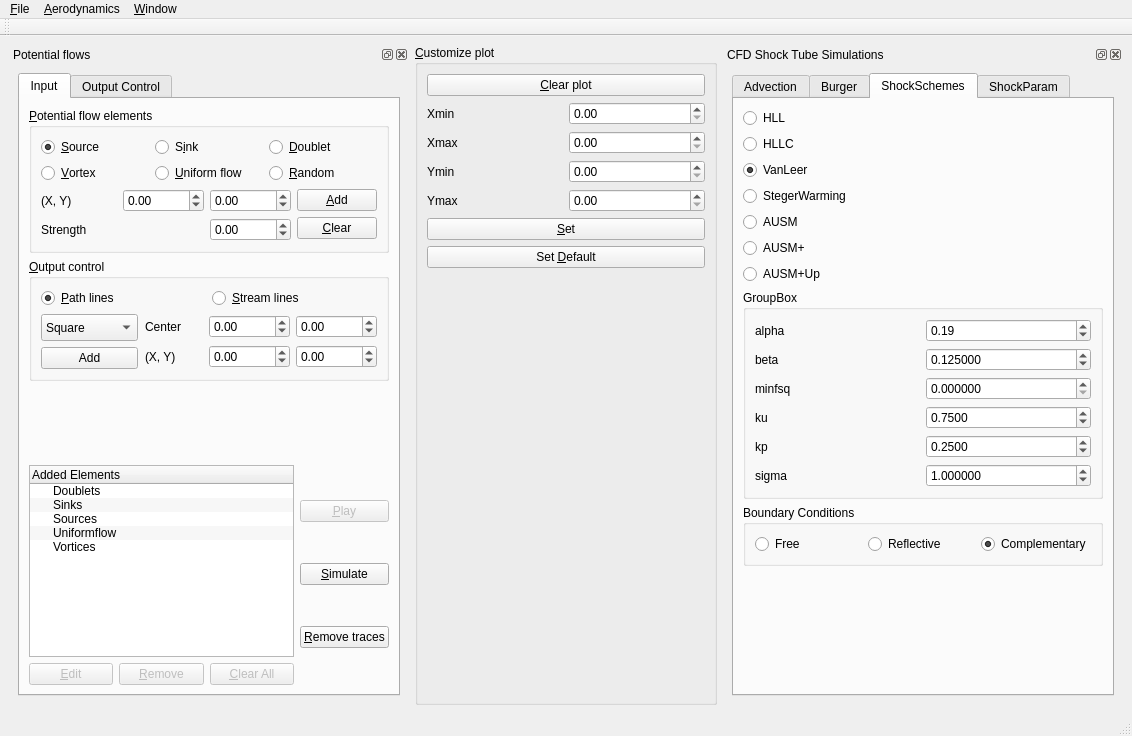
Before: the Qt Designer form ui/mainwindow.ui in devakumar/EduAerospace, drawn with Qt 5.
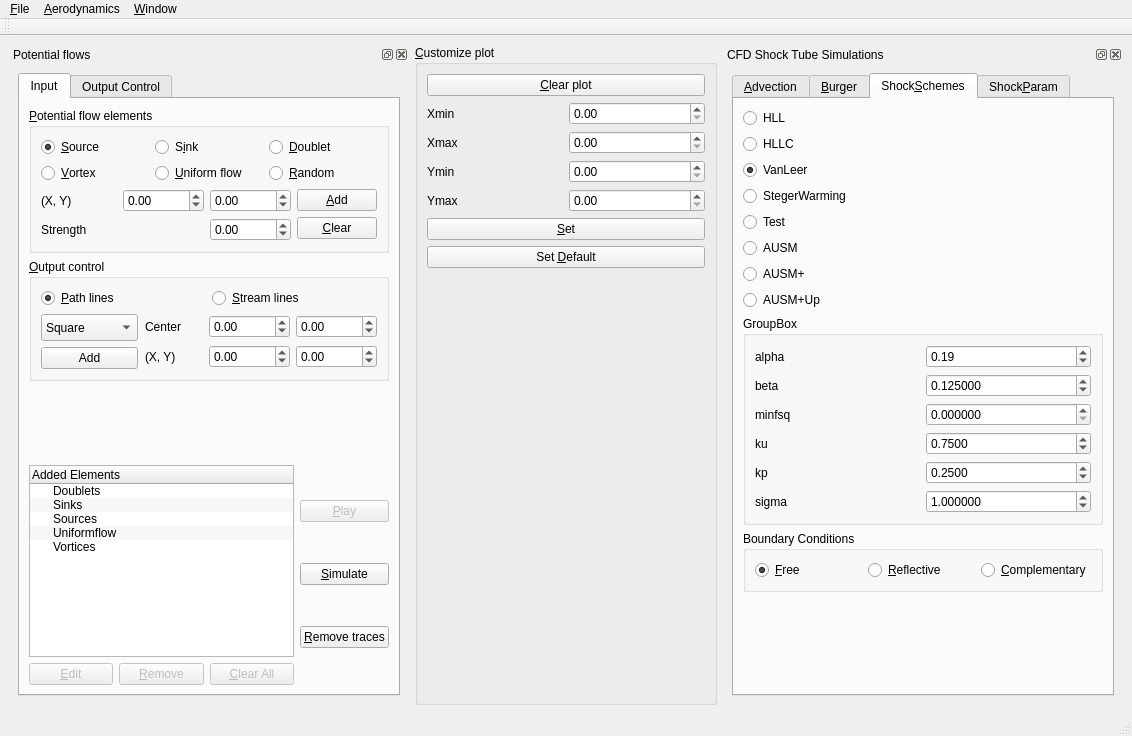
After: the same form once the commit is applied. The open tabs and pages were chosen to show the change.

Commit message: Updated tests.py,short cut Keys and Status Bar

What changed in the file:
```diff
--- a/ui/mainwindow.ui
+++ b/ui/mainwindow.ui
@@ -814,7 +814,7 @@
         <property name="minimumSize">
          <size>
           <width>400</width>
-          <height>0</height>
+          <height>639</height>
          </size>
         </property>
         <property name="maximumSize">
@@ -874,7 +874,7 @@
             </property>
             <widget class="QWidget" name="tab">
              <attribute name="title">
-              <string>Advection</string>
+              <string>&amp;Advection</string>
              </attribute>
              <layout class="QHBoxLayout" name="horizontalLayout_11">
               <item>
@@ -1264,7 +1264,7 @@
             </widget>
             <widget class="QWidget" name="tab_2">
              <attribute name="title">
-              <string>Burger</string>
+              <string>&amp;Burger</string>
              </attribute>
              <layout class="QVBoxLayout" name="verticalLayout_29">
               <item>
@@ -1567,7 +1567,7 @@
             </widget>
             <widget class="QWidget" name="tab_potOutputControl_2">
              <attribute name="title">
-              <string>ShockSchemes</string>
+              <string>Shock&amp;Schemes</string>
              </attribute>
              <layout class="QHBoxLayout" name="horizontalLayout_16">
               <item>
@@ -1614,6 +1614,13 @@
                     </property>
                    </widget>
                   </item>
+                  <item>
+                   <widget class="QRadioButton" name="radioButton_test">
+                    <property name="text">
+                     <string>Test</string>
+                    </property>
+                   </widget>
+                  </item>
                   <item>
                    <widget class="QRadioButton" name="AUSM">
                     <property name="text">
@@ -1866,25 +1873,31 @@
                      <item>
                       <widget class="QRadioButton" name="radioButton_shockFree">
                        <property name="text">
-                        <string>Free</string>
+                        <string>&amp;Free</string>
+                       </property>
+                       <property name="checked">
+                        <bool>true</bool>
                        </property>
                       </widget>
                      </item>
                      <item>
                       <widget class="QRadioButton" name="radioButton_shockReflective">
                        <property name="text">
-                        <string>Reflective</string>
+                        <string>&amp;Reflective</string>
                        </property>
                       </widget>
                      </item>
                      <item>
                       <widget class="QRadioButton" name="radioButton_shockComplement">
                        <property name="text">
-                        <string>Complementary</string>
+                        <string>&amp;Complementary</string>
                        </property>
-                       <property name="checked">
+                       <property name="checkable">
                         <bool>true</bool>
                        </property>
+                       <property name="checked">
+                        <bool>false</bool>
+                       </property>
                       </widget>
                      </item>
                     </layout>
@@ -1911,7 +1924,7 @@
             </widget>
             <widget class="QWidget" name="tab_potInput_2">
              <attribute name="title">
-              <string>ShockParam</string>
+              <string>Shock&amp;Param</string>
              </attribute>
              <layout class="QVBoxLayout" name="verticalLayout_7">
               <item>
```
Left out of the diff: 32 changed lines with no effect on the pictures. The commit also changes 6 other files.
